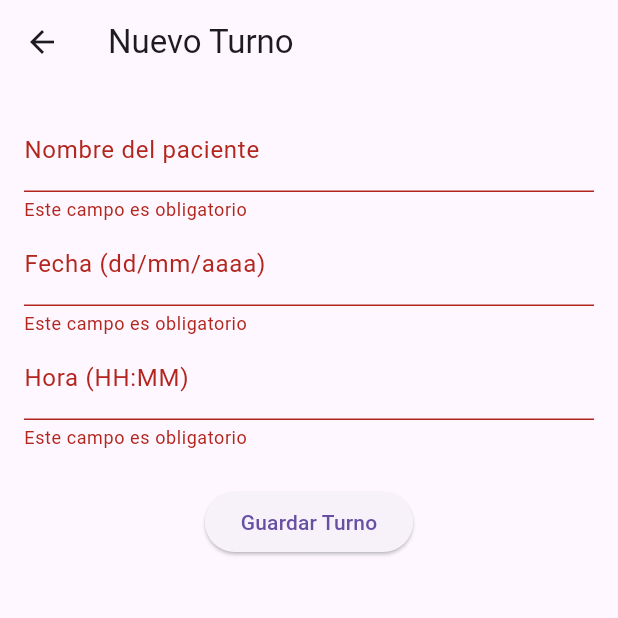
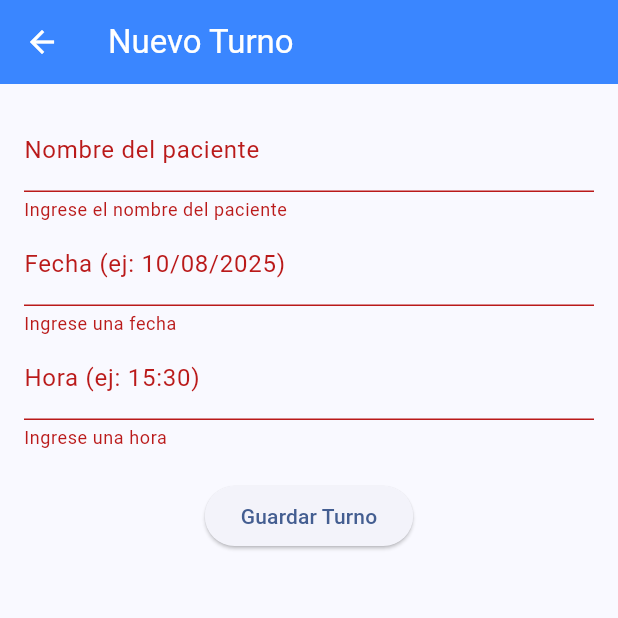
Before and after one commit to Taluok/agenda_medica_app, a Flutter app: the NuevoTurnoScreen screen opened directly, after a tap on "Guardar Turno", on a phone screen of 412 x 824 dp, the top half of it. Run offline on Flutter 3.47's test engine with Material 3 defaults, Android fonts, the light colour scheme and no system bars.

Commit message:
Pantalla Nuevo Turno rediseñada con formulario

```diff
--- a/lib/main.dart
+++ b/lib/main.dart
@@ -13,7 +13,11 @@ class MyApp extends StatelessWidget {
     return MaterialApp(
       title: 'Agenda Médica',
       debugShowCheckedModeBanner: false,
-      home: HomeScreen(), // No const aquí porque HomeScreen no es const
+      theme: ThemeData(
+        colorScheme: ColorScheme.fromSeed(seedColor: const Color(0xFF3A86FF)),
+        useMaterial3: true,
+      ),
+      home: const HomeScreen(),
     );
   }
 }
--- a/lib/screens/nuevo_turno_screen.dart
+++ b/lib/screens/nuevo_turno_screen.dart
@@ -1,5 +1,5 @@
 import 'package:flutter/material.dart';
-import 'turno.dart';
+import '../models/turno.dart';
 
 class NuevoTurnoScreen extends StatefulWidget {
   const NuevoTurnoScreen({super.key});
@@ -10,18 +10,18 @@ class NuevoTurnoScreen extends StatefulWidget {
 
 class _NuevoTurnoScreenState extends State<NuevoTurnoScreen> {
   final _formKey = GlobalKey<FormState>();
-  final TextEditingController _pacienteController = TextEditingController();
-  final TextEditingController _fechaController = TextEditingController();
-  final TextEditingController _horaController = TextEditingController();
+  String _paciente = '';
+  String _fecha = '';
+  String _hora = '';
 
   void _guardarTurno() {
     if (_formKey.currentState!.validate()) {
+      _formKey.currentState!.save();
       final nuevoTurno = Turno(
-        paciente: _pacienteController.text,
-        fecha: _fechaController.text,
-        hora: _horaController.text,
+        paciente: _paciente,
+        fecha: _fecha,
+        hora: _hora,
       );
-
       Navigator.pop(context, nuevoTurno);
     }
   }
@@ -29,36 +29,40 @@ class _NuevoTurnoScreenState extends State<NuevoTurnoScreen> {
   @override
   Widget build(BuildContext context) {
     return Scaffold(
-      appBar: AppBar(title: const Text('Nuevo Turno')),
+      appBar: AppBar(
+        title: const Text('Nuevo Turno'),
+        backgroundColor: const Color(0xFF3A86FF),
+        foregroundColor: Colors.white,
+      ),
       body: Padding(
-        padding: const EdgeInsets.all(16.0),
+        padding: const EdgeInsets.all(16),
         child: Form(
           key: _formKey,
           child: Column(
             children: [
               TextFormField(
-                controller: _pacienteController,
                 decoration: const InputDecoration(labelText: 'Nombre del paciente'),
                 validator: (value) =>
-                    value == null || value.isEmpty ? 'Este campo es obligatorio' : null,
+                    value == null || value.isEmpty ? 'Ingrese el nombre del paciente' : null,
+                onSaved: (value) => _paciente = value!,
               ),
               TextFormField(
-                controller: _fechaController,
-                decoration: const InputDecoration(labelText: 'Fecha (dd/mm/aaaa)'),
+                decoration: const InputDecoration(labelText: 'Fecha (ej: 10/08/2025)'),
                 validator: (value) =>
-                    value == null || value.isEmpty ? 'Este campo es obligatorio' : null,
+                    value == null || value.isEmpty ? 'Ingrese una fecha' : null,
+                onSaved: (value) => _fecha = value!,
               ),
               TextFormField(
-                controller: _horaController,
-                decoration: const InputDecoration(labelText: 'Hora (HH:MM)'),
+                decoration: const InputDecoration(labelText: 'Hora (ej: 15:30)'),
                 validator: (value) =>
-                    value == null || value.isEmpty ? 'Este campo es obligatorio' : null,
+                    value == null || value.isEmpty ? 'Ingrese una hora' : null,
+                onSaved: (value) => _hora = value!,
               ),
-              const SizedBox(height: 24),
+              const SizedBox(height: 20),
               ElevatedButton(
                 onPressed: _guardarTurno,
                 child: const Text('Guardar Turno'),
-              )
+              ),
             ],
           ),
         ),
```
Also changed, not shown: lib/screens/detalle_turno_screen.dart (added, +43 -0 lines), lib/screens/home_screen.dart (+31 -6 lines).
